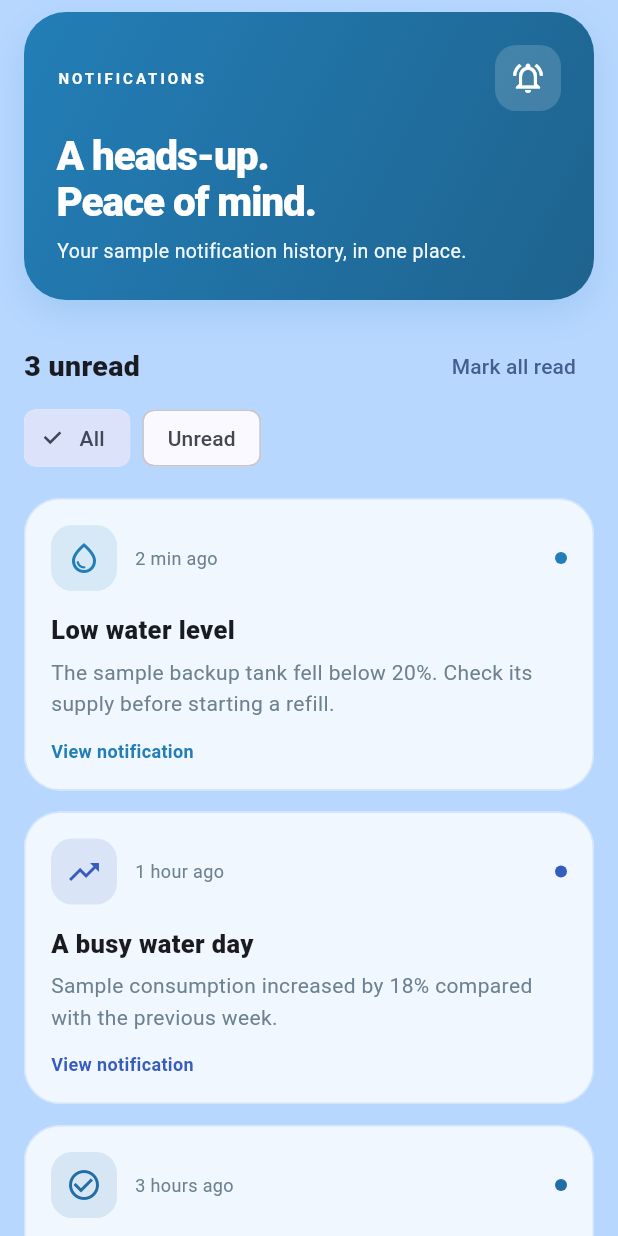
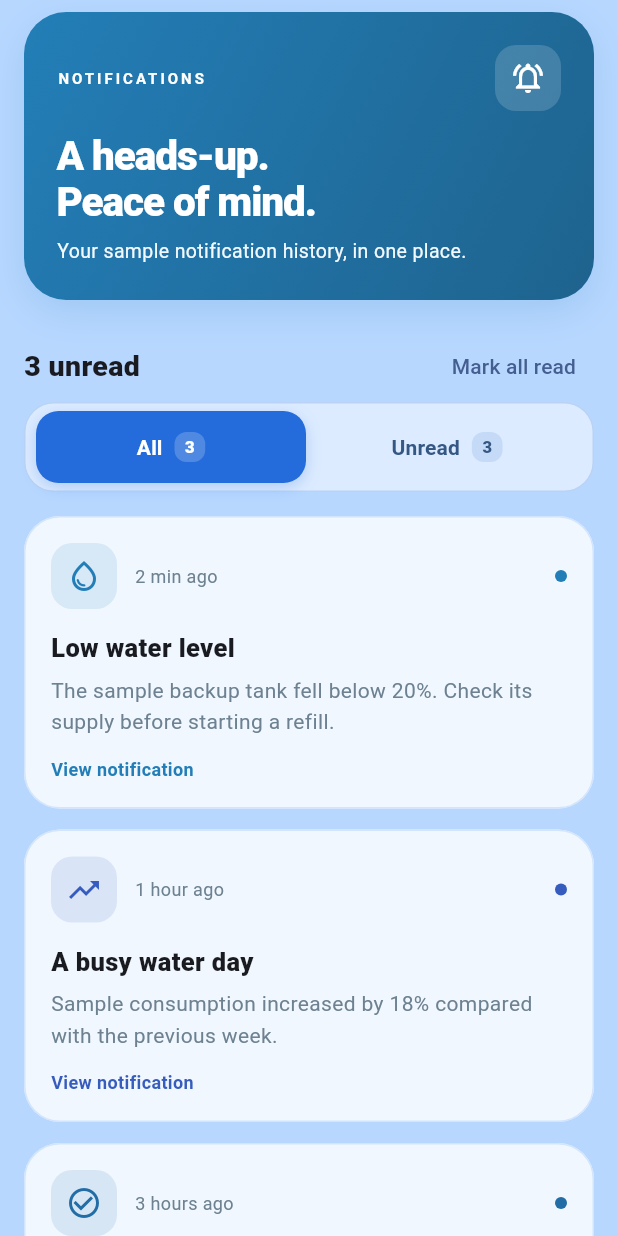
Before and after one commit to hasankachamathvi/Tank_Master_IOT, a Flutter app: the AlertsPage widget shown alone on an empty page, opened directly, on a phone screen of 412 x 824 dp. Run offline on Flutter 3.47's test engine with Material 3 defaults, Android fonts, the phone set to English and light mode, and no system bars; our stand-ins replace firebase_auth, firebase_core, firebase_database; accounts and stored records are empty.

Commit message:
Enhance filter UI in AlertsPage with animated choice chips and improved styling

```diff
--- a/lib/screens/alerts_page.dart
+++ b/lib/screens/alerts_page.dart
@@ -53,13 +53,82 @@ class _AlertsPageState extends State<AlertsPage> {
                     : () => setState(() => _read.addAll([0, 1, 2])),
                 child: const Text('Mark all read')),
           ]),
-          Wrap(spacing: 8, children: [
-            for (final filter in ['All', 'Unread'])
-              ChoiceChip(
-                  label: Text(filter),
-                  selected: filter == _filter,
-                  onSelected: (_) => setState(() => _filter = filter))
-          ]),
+          Container(
+            padding: const EdgeInsets.all(5),
+            decoration: BoxDecoration(
+              color: const Color(0xFFDCEBFF),
+              borderRadius: BorderRadius.circular(20),
+              border: Border.all(color: const Color(0xFFBAD3F5)),
+            ),
+            child: Row(children: [
+              for (final filter in ['All', 'Unread'])
+                Expanded(
+                    child: Padding(
+                  padding: const EdgeInsets.symmetric(horizontal: 2),
+                  child: Semantics(
+                    selected: filter == _filter,
+                    child: AnimatedContainer(
+                      duration: MediaQuery.disableAnimationsOf(context)
+                          ? Duration.zero
+                          : const Duration(milliseconds: 220),
+                      curve: Curves.easeOutCubic,
+                      decoration: BoxDecoration(
+                        color: filter == _filter
+                            ? AppColors.blue
+                            : Colors.transparent,
+                        borderRadius: BorderRadius.circular(15),
+                        boxShadow: filter == _filter
+                            ? [
+                                BoxShadow(
+                                    color:
+                                        AppColors.blue.withValues(alpha: 0.24),
+                                    blurRadius: 8,
+                                    offset: const Offset(0, 3)),
+                              ]
+                            : [],
+                      ),
+                      child: TextButton(
+                        onPressed: () => setState(() => _filter = filter),
+                        style: TextButton.styleFrom(
+                          foregroundColor: filter == _filter
+                              ? Colors.white
+                              : const Color(0xFF345783),
+                          minimumSize: const Size(0, 48),
+                          padding: const EdgeInsets.symmetric(
+                              horizontal: 10, vertical: 12),
+                          shape: RoundedRectangleBorder(
+                              borderRadius: BorderRadius.circular(15)),
+                        ),
+                        child: Row(
+                            mainAxisAlignment: MainAxisAlignment.center,
+                            children: [
+                              Flexible(
+                                  child: Text(filter,
+                                      style: const TextStyle(
+                                          fontSize: 14,
+                                          fontWeight: FontWeight.w700))),
+                              const SizedBox(width: 8),
+                              Container(
+                                padding: const EdgeInsets.symmetric(
+                                    horizontal: 7, vertical: 2),
+                                decoration: BoxDecoration(
+                                    color: filter == _filter
+                                        ? Colors.white.withValues(alpha: 0.2)
+                                        : const Color(0xFFC4DAF7),
+                                    borderRadius: BorderRadius.circular(8)),
+                                child: Text(
+                                    '${filter == 'All' ? 3 : 3 - _read.length}',
+                                    style: const TextStyle(
+                                        fontSize: 11,
+                                        fontWeight: FontWeight.w800)),
+                              ),
+                            ]),
+                      ),
+                    ),
+                  ),
+                )),
+            ]),
+          ),
           const SizedBox(height: 16),
           if (visible.isEmpty)
             const Padding(
```
